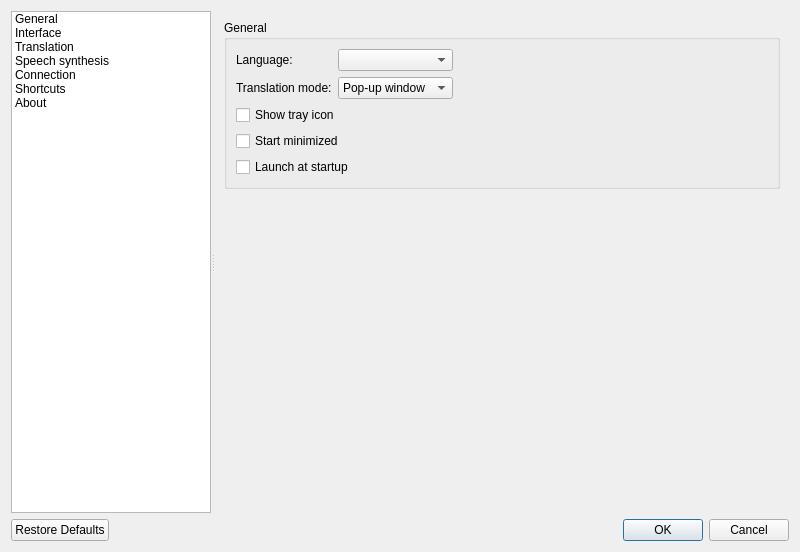
Before: the Qt Designer form src/settings/settingsdialog.ui in crow-translate/crow-translate, drawn with Qt 5.
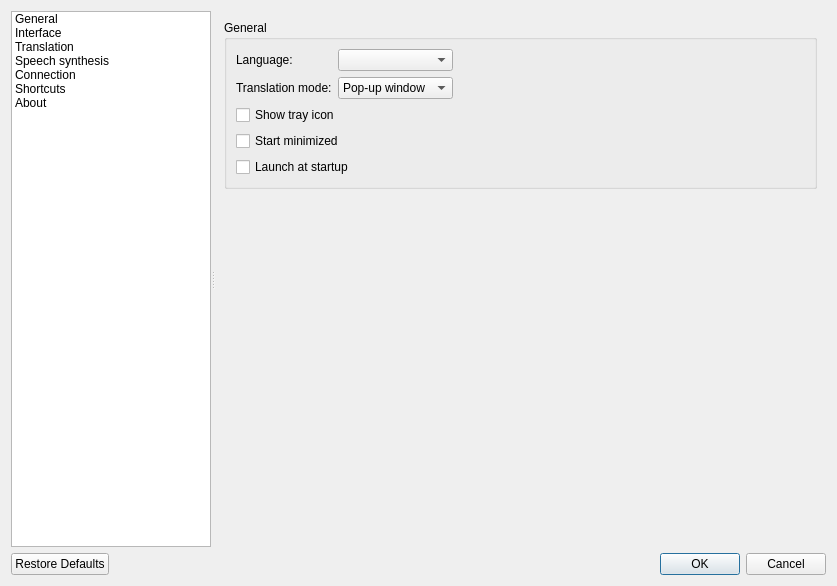
After: the same form once the commit is applied. Icons and pictures are not drawn. Custom widgets are drawn as their Qt base class.

```diff
--- a/src/settings/settingsdialog.ui
+++ b/src/settings/settingsdialog.ui
@@ -6,8 +6,8 @@
    <rect>
     <x>0</x>
     <y>0</y>
-    <width>800</width>
-    <height>552</height>
+    <width>837</width>
+    <height>586</height>
    </rect>
   </property>
   <property name="windowTitle">
```
Left out of the diff: 5 changed lines with no effect on the pictures.
